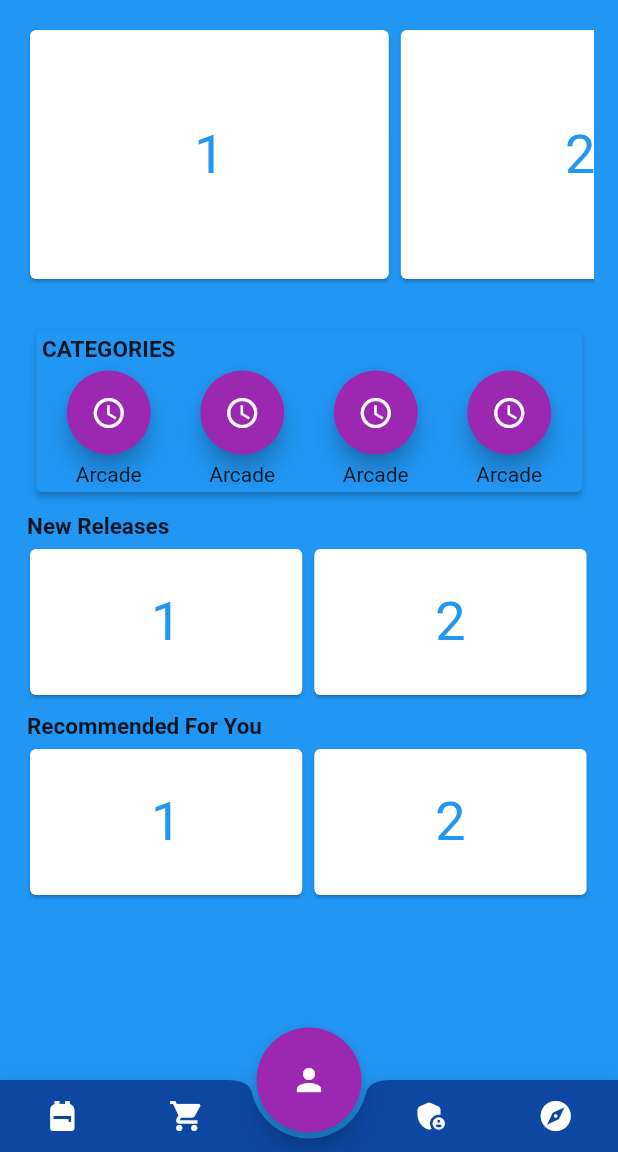
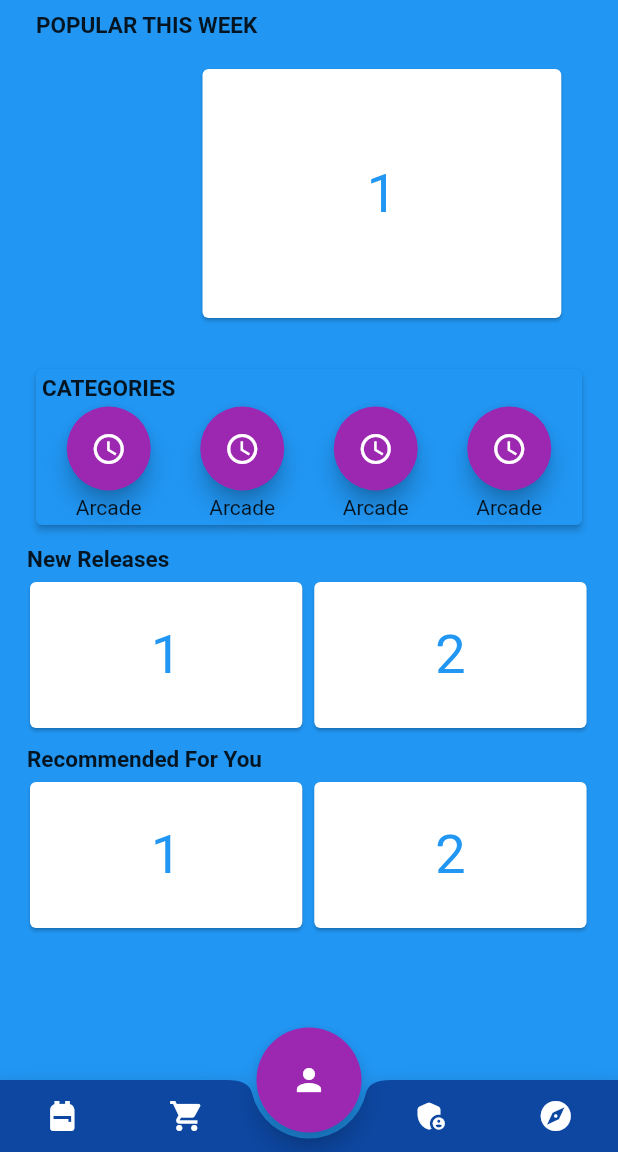
Before and after one commit to Chiragga24/gaming, a Flutter app: the screen it shows after launch, on a phone screen of 412 x 824 dp, the part 84-1236 px from its top. Run offline on Flutter 3.47's test engine with Material 2 defaults, Android fonts, the phone set to English and light mode, and no system bars; drawn by our look-alikes of scroll_snap_list.

```diff
--- a/lib/main.dart
+++ b/lib/main.dart
@@ -1,4 +1,5 @@
 import 'package:flutter/material.dart';
+import 'package:scroll_snap_list/scroll_snap_list.dart';
 
 void main() {
   runApp(MyApp());
@@ -28,6 +29,12 @@ class MyHomePage extends StatefulWidget {
 
 class _MyHomePageState extends State<MyHomePage> {
   final List<int> numbers = [1, 2, 3, 5, 8, 13, 21, 34, 55];
+  int _focusedIndex = 0;
+  void _onItemFocus(int index) {
+    setState(() {
+      _focusedIndex = index;
+    });
+  }
   @override
   Widget build(BuildContext context) {
     return Scaffold(
@@ -120,12 +127,25 @@ class _MyHomePageState extends State<MyHomePage> {
         child: Column(
           mainAxisAlignment: MainAxisAlignment.start,
           children: <Widget>[
+            Column(
+              children: [
+                Padding(
+                  padding: const EdgeInsets.fromLTRB(24.0,8.0,0.0,0.0),
+                  child: Row(
+                            mainAxisAlignment: MainAxisAlignment.start,
+                            children: [ Text("POPULAR THIS WEEK", style: TextStyle(fontWeight: FontWeight.bold, fontSize: 15, ),)]),
+                ),
                 Container(
                   padding: EdgeInsets.symmetric(horizontal: 16.0, vertical: 16.0),
                   height: MediaQuery.of(context).size.height * 0.25,
-              child: ListView.builder(
-                  scrollDirection: Axis.horizontal,
+                  child: Column(
+                    children: [
+                      Expanded(
+                        child: ScrollSnapList(
+                          onItemFocus: _onItemFocus,
                           itemCount: numbers.length,
+                          itemSize: 150,
+                          dynamicItemSize: true,
                           itemBuilder: (context, index) {
                             return Container(
                               width: MediaQuery.of(context).size.width * 0.6,
@@ -141,7 +161,13 @@ class _MyHomePageState extends State<MyHomePage> {
                                 ),
                               ),
                             );
-                  }),
+                          }
+                        ),
+                          ),
+                    ],
+                  ),
+                ),
+              ],
             ),
             Padding(
               padding: const EdgeInsets.symmetric(horizontal: 20.0,vertical: 10.0),
@@ -157,7 +183,7 @@ class _MyHomePageState extends State<MyHomePage> {
                           mainAxisAlignment: MainAxisAlignment.start,
                           children: [ Text("CATEGORIES", style: TextStyle(fontWeight: FontWeight.bold, fontSize: 15, ),)]),
                       SizedBox(
-                        height: 5.0,
+                        height: 3.0,
                       ),
                       Row(
                         mainAxisAlignment: MainAxisAlignment.spaceAround,
@@ -172,7 +198,7 @@ class _MyHomePageState extends State<MyHomePage> {
                                   child: Icon(Icons.access_time),
                                 ),
                                 SizedBox(
-                                  height: 5,
+                                  height: 3,
                                 ),
                                 Text("Arcade")
                               ]
@@ -186,7 +212,7 @@ class _MyHomePageState extends State<MyHomePage> {
                                   child: Icon(Icons.access_time),
                                 ),
                                 SizedBox(
-                                  height: 5,
+                                  height: 3,
                                 ),
                                 Text("Arcade")
                               ]
@@ -200,7 +226,7 @@ class _MyHomePageState extends State<MyHomePage> {
                                   child: Icon(Icons.access_time),
                                 ),
                                 SizedBox(
-                                  height: 5,
+                                  height: 3,
                                 ),
                                 Text("Arcade")
                               ]
@@ -214,7 +240,7 @@ class _MyHomePageState extends State<MyHomePage> {
                                   child: Icon(Icons.access_time),
                                 ),
                                 SizedBox(
-                                  height: 5,
+                                  height: 3,
                                 ),
                                 Text("Arcade")
                               ]
--- a/pubspec.yaml
+++ b/pubspec.yaml
@@ -28,6 +28,7 @@ dependencies:
   # The following adds the Cupertino Icons font to your application.
   # Use with the CupertinoIcons class for iOS style icons.
   cupertino_icons: ^1.0.0
+  scroll_snap_list: ^0.5.1
 
 dev_dependencies:
   flutter_test:
```
Also changed, not shown: pubspec.lock. Lines whose indentation alone changed are shown as unchanged.
